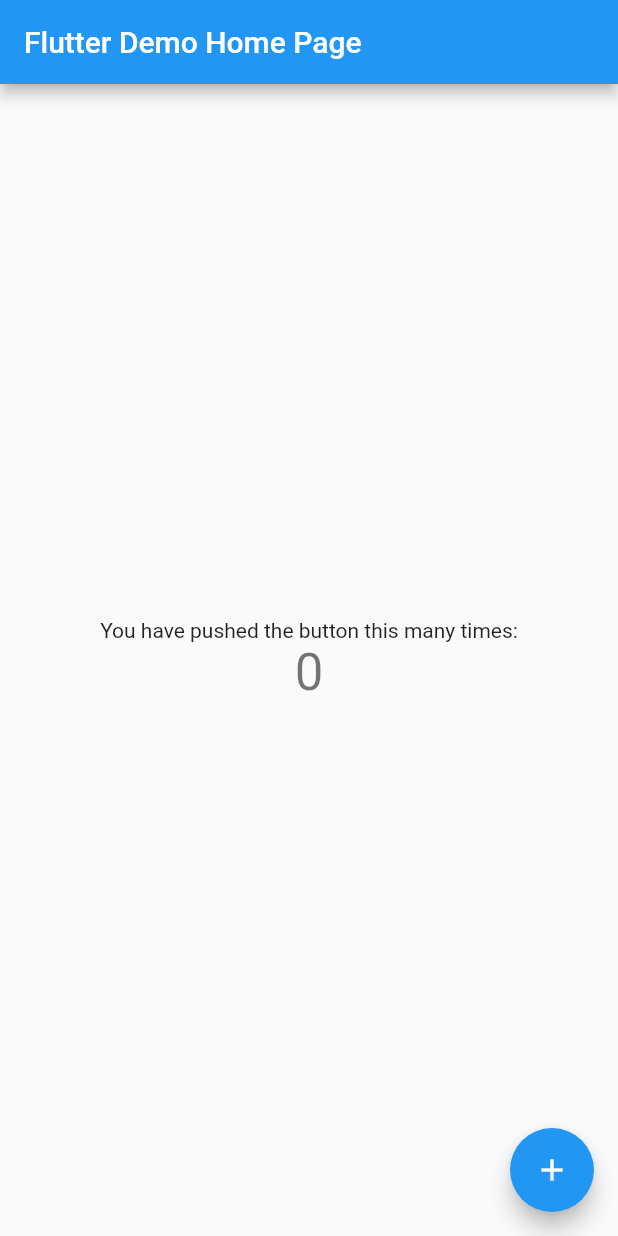
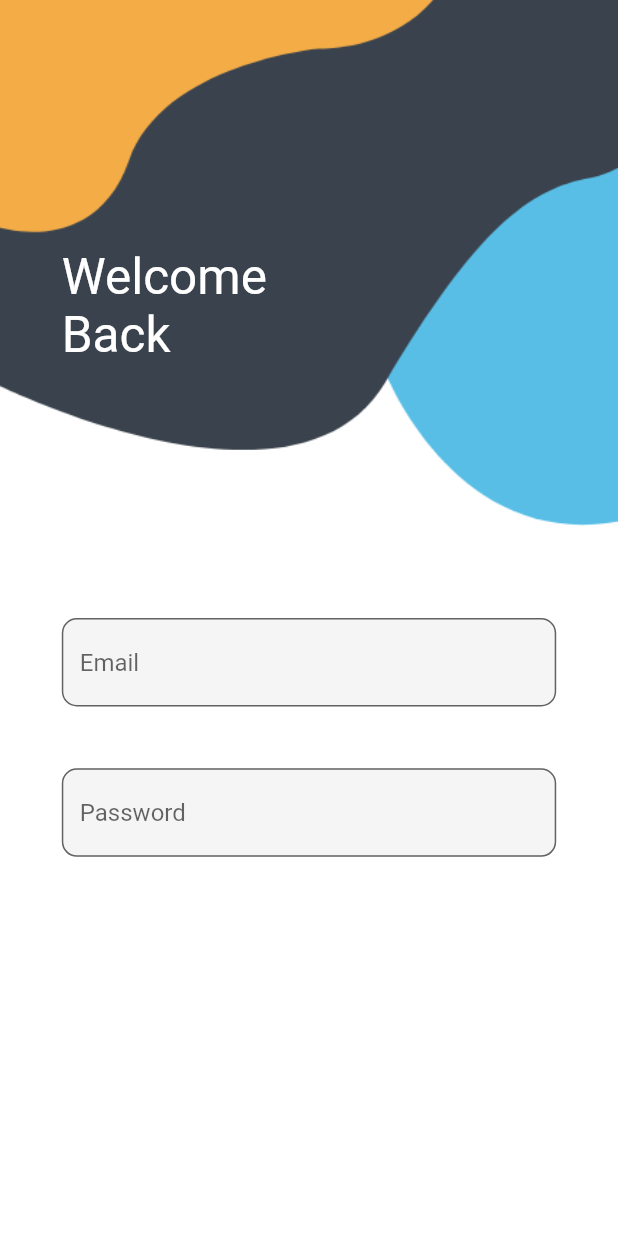
Before and after one commit to RahulKathuria/Login-Signup-UI, a Flutter app: the screen it shows after launch, on a phone screen of 412 x 824 dp. Run offline on Flutter 3.47's test engine with Material 2 defaults, Android fonts, the phone set to English and light mode, and no system bars.

Commit message:
Added Text fields and Single child Scroll View

```diff
--- /dev/null
+++ b/lib/login.dart
@@ -0,0 +1,62 @@
+import 'package:flutter/material.dart';
+
+class MyLogin extends StatefulWidget {
+  @override
+  _MyLoginState createState() => _MyLoginState();
+}
+
+class _MyLoginState extends State<MyLogin> {
+  @override
+  Widget build(BuildContext context) {
+    final width = MediaQuery.of(context).size.width;
+    final height = MediaQuery.of(context).size.height;
+    return Container(
+      decoration: BoxDecoration(
+        image: DecorationImage(
+          image: AssetImage('assets/login.png'),fit: BoxFit.fill
+        )
+      ),
+      child: Scaffold(
+        backgroundColor: Colors.transparent,
+        body:Stack(children: [
+          Container(
+            padding: EdgeInsets.only(left: width*0.1,top: height*0.2),
+            child: Text("Welcome\nBack",style: TextStyle(
+              fontSize: 33,color: Colors.white
+            ),),
+          ),
+          SingleChildScrollView(
+                      child: Container(
+              padding: EdgeInsets.only(top: height*0.5,left: width*0.1,right:width*0.1),
+              child:Column(
+                children: [
+                  TextField(decoration: InputDecoration(
+                    fillColor: Colors.grey.shade100,
+                    filled: true,
+                    hintText: 'Email',
+                    border: OutlineInputBorder(
+                      borderRadius: BorderRadius.circular(10)
+                    )
+                  ),),
+                  SizedBox(
+                    height:height*0.05
+                  ),
+                  TextField(
+                    obscureText: true,
+                    decoration: InputDecoration(
+                    fillColor: Colors.grey.shade100,
+                    filled: true,
+                    hintText: 'Password',
+                    border: OutlineInputBorder(
+                      borderRadius: BorderRadius.circular(10)
+                    )
+                  ),),
+                ],
+              )
+            ),
+          )
+        ]),
+        ),
+    );
+  }
+}
--- a/lib/main.dart
+++ b/lib/main.dart
@@ -1,117 +1,10 @@
 import 'package:flutter/material.dart';
 
+import 'login.dart';
+
 void main() {
-  runApp(MyApp());
+
+  runApp(MaterialApp(
+    initialRoute:'login',
+    routes: {'login': (context) => MyLogin()}));
 }
-
-class MyApp extends StatelessWidget {
-  // This widget is the root of your application.
-  @override
-  Widget build(BuildContext context) {
-    return MaterialApp(
-      title: 'Flutter Demo',
-      theme: ThemeData(
-        // This is the theme of your application.
-        //
-        // Try running your application with "flutter run". You'll see the
-        // application has a blue toolbar. Then, without quitting the app, try
-        // changing the primarySwatch below to Colors.green and then invoke
-        // "hot reload" (press "r" in the console where you ran "flutter run",
-        // or simply save your changes to "hot reload" in a Flutter IDE).
-        // Notice that the counter didn't reset back to zero; the application
-        // is not restarted.
-        primarySwatch: Colors.blue,
-        // This makes the visual density adapt to the platform that you run
-        // the app on. For desktop platforms, the controls will be smaller and
-        // closer together (more dense) than on mobile platforms.
-        visualDensity: VisualDensity.adaptivePlatformDensity,
-      ),
-      home: MyHomePage(title: 'Flutter Demo Home Page'),
-    );
-  }
-}
-
-class MyHomePage extends StatefulWidget {
-  MyHomePage({Key key, this.title}) : super(key: key);
-
-  // This widget is the home page of your application. It is stateful, meaning
-  // that it has a State object (defined below) that contains fields that affect
-  // how it looks.
-
-  // This class is the configuration for the state. It holds the values (in this
-  // case the title) provided by the parent (in this case the App widget) and
-  // used by the build method of the State. Fields in a Widget subclass are
-  // always marked "final".
-
-  final String title;
-
-  @override
-  _MyHomePageState createState() => _MyHomePageState();
-}
-
-class _MyHomePageState extends State<MyHomePage> {
-  int _counter = 0;
-
-  void _incrementCounter() {
-    setState(() {
-      // This call to setState tells the Flutter framework that something has
-      // changed in this State, which causes it to rerun the build method below
-      // so that the display can reflect the updated values. If we changed
-      // _counter without calling setState(), then the build method would not be
-      // called again, and so nothing would appear to happen.
-      _counter++;
-    });
-  }
-
-  @override
-  Widget build(BuildContext context) {
-    // This method is rerun every time setState is called, for instance as done
-    // by the _incrementCounter method above.
-    //
-    // The Flutter framework has been optimized to make rerunning build methods
-    // fast, so that you can just rebuild anything that needs updating rather
-    // than having to individually change instances of widgets.
-    return Scaffold(
-      appBar: AppBar(
-        // Here we take the value from the MyHomePage object that was created by
-        // the App.build method, and use it to set our appbar title.
-        title: Text(widget.title),
-      ),
-      body: Center(
-        // Center is a layout widget. It takes a single child and positions it
-        // in the middle of the parent.
-        child: Column(
-          // Column is also a layout widget. It takes a list of children and
-          // arranges them vertically. By default, it sizes itself to fit its
-          // children horizontally, and tries to be as tall as its parent.
-          //
-          // Invoke "debug painting" (press "p" in the console, choose the
-          // "Toggle Debug Paint" action from the Flutter Inspector in Android
-          // Studio, or the "Toggle Debug Paint" command in Visual Studio Code)
-          // to see the wireframe for each widget.
-          //
-          // Column has various properties to control how it sizes itself and
-          // how it positions its children. Here we use mainAxisAlignment to
-          // center the children vertically; the main axis here is the vertical
-          // axis because Columns are vertical (the cross axis would be
-          // horizontal).
-          mainAxisAlignment: MainAxisAlignment.center,
-          children: <Widget>[
-            Text(
-              'You have pushed the button this many times:',
-            ),
-            Text(
-              '$_counter',
-              style: Theme.of(context).textTheme.headline4,
-            ),
-          ],
-        ),
-      ),
-      floatingActionButton: FloatingActionButton(
-        onPressed: _incrementCounter,
-        tooltip: 'Increment',
-        child: Icon(Icons.add),
-      ), // This trailing comma makes auto-formatting nicer for build methods.
-    );
-  }
-}
--- a/pubspec.yaml
+++ b/pubspec.yaml
@@ -45,8 +45,8 @@ flutter:
   uses-material-design: true
 
   # To add assets to your application, add an assets section, like this:
-  # assets:
-  #   - images/a_dot_burr.jpeg
+  assets:
+    - assets/
   #   - images/a_dot_ham.jpeg
 
   # An image asset can refer to one or more resolution-specific "variants", see
```
Also changed, not shown: assets/login.png (added), assets/register.png (added), 1 other file.
